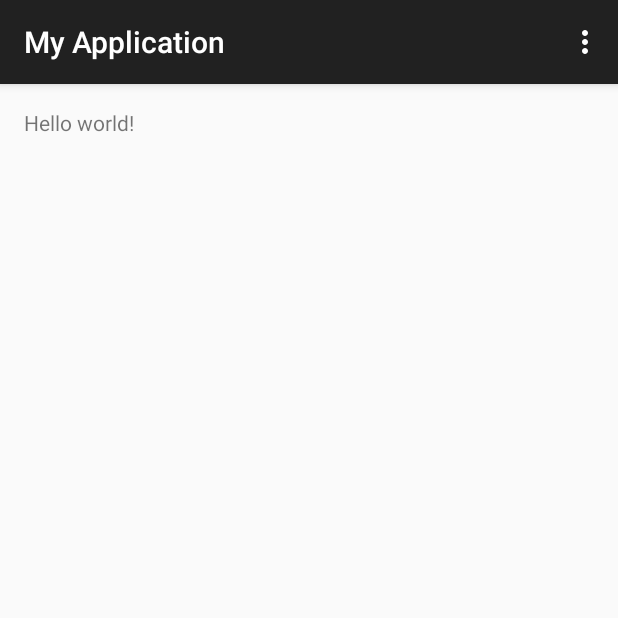
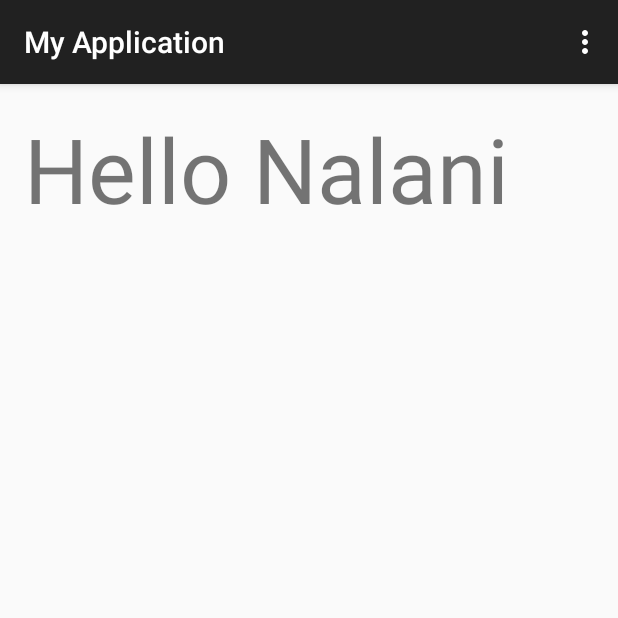
Before and after one commit to NalaniKai/Hello_World777, an Android app: the screen it shows after launch (MainActivity), on a phone screen of 412 x 824 dp, the top half of it. Run offline under Robolectric (Android 15) with nearby library versions, the phone set to English and light mode, and no system bars.

Commit message:
Changed size and contents of text display

```diff
--- a/app/src/main/res/layout/activity_main.xml
+++ b/app/src/main/res/layout/activity_main.xml
@@ -5,7 +5,8 @@
     android:paddingTop="@dimen/activity_vertical_margin"
     android:paddingBottom="@dimen/activity_vertical_margin" tools:context=".MainActivity">
 
-    <TextView android:text="@string/hello_world" android:layout_width="wrap_content"
-        android:layout_height="wrap_content" />
+    <TextView android:text="Hello Nalani" android:layout_width="wrap_content"
+        android:layout_height="wrap_content"
+        android:textSize="60dp" />
 
 </RelativeLayout>
```
